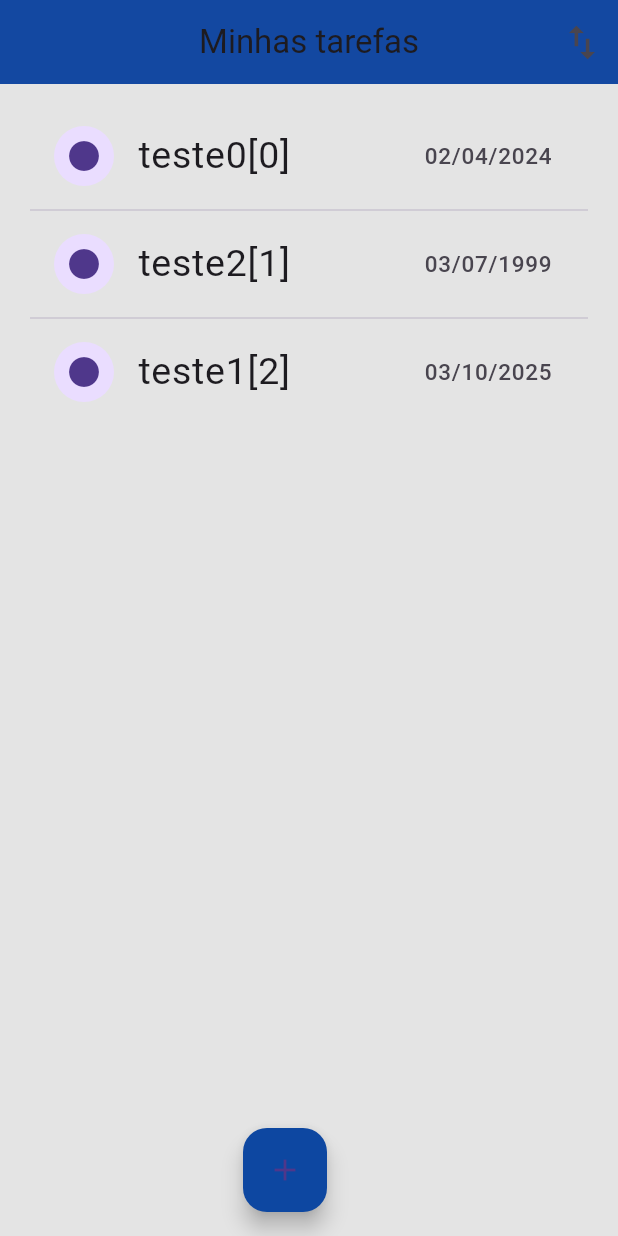
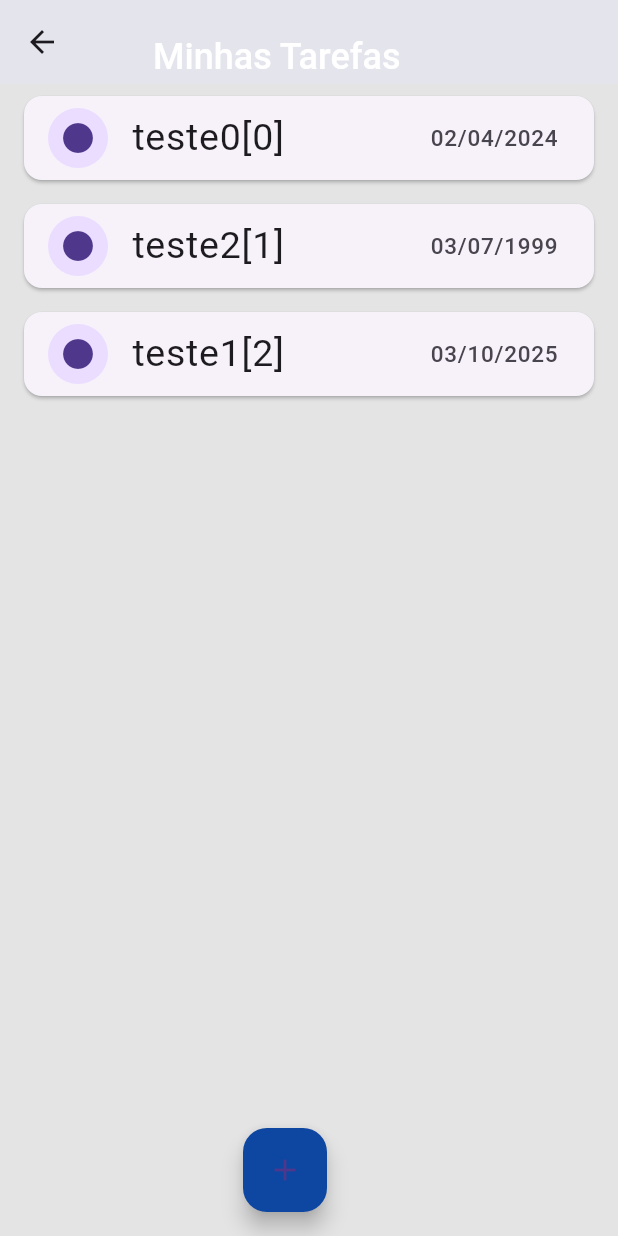
Before and after one commit to lucasmoraesb/projeto-dispositivos-moveis, a Flutter app: the TarefasPage screen opened directly, on a phone screen of 412 x 824 dp. Run offline on Flutter 3.47's test engine with Material 3 defaults, Android fonts, the phone set to English and light mode, and no system bars.

Commit message:
UI, calendário, descrição da conclusão, exclusão - Entrega 1

```diff
--- a/lib/pages/favoritas_page.dart
+++ b/lib/pages/favoritas_page.dart
@@ -17,6 +17,7 @@
       appBar: AppBar(
         centerTitle: true,
         title: Text('Tarefas favoritadas'),
+        backgroundColor: Colors.blue.shade800,
       ),
       body: Container(
         height: MediaQuery.of(context).size.height,
--- a/lib/pages/tarefas_page.dart
+++ b/lib/pages/tarefas_page.dart
@@ -20,19 +20,25 @@
   appBarDinamica() {
     if (selecionadas.isEmpty) {
       return AppBar(
-        centerTitle: true,
-        title: const Text('Minhas tarefas'),
-        actions: [
-          IconButton(
-            onPressed: () => {}, // Precisa Implementar
-            icon: const Icon(
-              Icons.swap_vert,
-              size: 30,
+        title: const Padding(
+          padding: EdgeInsets.only(top: 20.0), // Adiciona padding-top
+          child: Text(
+            'Minhas Tarefas',
+            style: TextStyle(
+              fontSize: 24,
+              fontWeight: FontWeight.w500,
+              fontFamily: 'Roboto',
             ),
           ),
-        ],
+        ),
         elevation: 2,
-        backgroundColor: Colors.blue.shade900,
+        backgroundColor: Colors.blueGrey[50],
+        titleTextStyle: const TextStyle(
+          fontSize: 24,
+          fontWeight: FontWeight.w500,
+          fontFamily: 'Roboto',
+        ),
+        titleSpacing: 46, // Alinha o título à esquerda
       );
     } else {
       return AppBar(
@@ -45,7 +51,7 @@
           },
         ),
         centerTitle: true,
-        title: Text('Quantidade: ${selecionadas.length}'),
+        title: Text('Tarefas: ${selecionadas.length}'),
         actions: [
           IconButton(
             onPressed: () {
@@ -61,13 +67,7 @@
             icon: const Icon(
               Icons.star,
               size: 25,
-            ),
-          ),
-          IconButton(
-            onPressed: () => {}, // Precisa Implementar o sort
-            icon: const Icon(
-              Icons.swap_vert,
-              size: 25,
+              color: Colors.amber,
             ),
           ),
         ],
@@ -97,6 +97,12 @@
     });
   }
 
+  excluirTarefa(Tarefa tarefa) {
+    setState(() {
+      TarefasRepository.tabela.remove(tarefa);
+    });
+  }
+
   @override
   Widget build(BuildContext context) {
     favoritas = Provider.of<TarefasFavoritasRepository>(context);
@@ -104,19 +110,25 @@
 
     return Scaffold(
       appBar: appBarDinamica(),
-      body: ListView.separated(
-        itemBuilder: (BuildContext context, int tarefa) {
-          return ListTile(
+      body: ListView.builder(
+        itemCount: tabela.length,
+        itemBuilder: (BuildContext context, int index) {
+          final tarefa = tabela[index];
+          return Card(
+            margin: EdgeInsets.symmetric(vertical: 8, horizontal: 16),
+            child: Column(
+              children: [
+                ListTile(
                   shape: const RoundedRectangleBorder(
                     borderRadius: BorderRadius.all(Radius.circular(15)),
                   ),
-            leading: (selecionadas.contains(tabela[tarefa]))
+                  leading: (selecionadas.contains(tarefa))
                       ? const CircleAvatar(
                           child: Icon(Icons.check),
                         )
                       : CircleAvatar(
                           child: Icon(
-                      tabela[tarefa].status == 'Concluído'
+                            tarefa.status == 'Concluído'
                                 ? Icons.check_circle
                                 : Icons.circle,
                           ),
@@ -125,45 +137,68 @@
                     children: [
                       Expanded(
                         child: Text(
-                    tabela[tarefa].nome,
+                          tarefa.nome,
                           style: const TextStyle(
                             fontSize: 25,
                           ),
                         ),
                       ),
-                if (favoritas.lista.contains(tabela[tarefa]))
+                      if (favoritas.lista.contains(tarefa))
                         Icon(Icons.star, color: Colors.amber, size: 25),
                     ],
                   ),
                   trailing: Text(
-              DateFormat('dd/MM/yyyy').format(tabela[tarefa].data),
+                    DateFormat('dd/MM/yyyy').format(tarefa.data),
                     style: const TextStyle(
                       fontSize: 15,
                     ),
                   ),
-            selected: selecionadas.contains(tabela[tarefa]),
+                  selected: selecionadas.contains(tarefa),
                   selectedTileColor: const Color(0xff4a61e7),
                   onLongPress: () {
                     setState(() {
-                (selecionadas.contains(tabela[tarefa]))
-                    ? selecionadas.remove(tabela[tarefa])
-                    : selecionadas.add(tabela[tarefa]);
+                      (selecionadas.contains(tarefa))
+                          ? selecionadas.remove(tarefa)
+                          : selecionadas.add(tarefa);
                     });
                   },
                   onTap: () {
                     selecionadas.isEmpty
-                  ? mostrarDetalhes(tabela[tarefa])
+                        ? mostrarDetalhes(tarefa)
                         : setState(() {
-                      (selecionadas.contains(tabela[tarefa]))
-                          ? selecionadas.remove(tabela[tarefa])
-                          : selecionadas.add(tabela[tarefa]);
+                            (selecionadas.contains(tarefa))
+                                ? selecionadas.remove(tarefa)
+                                : selecionadas.add(tarefa);
                           });
                   },
+                ),
+                if (tarefa.status == 'Concluído')
+                  Padding(
+                    padding: const EdgeInsets.only(
+                        left: 16.0, right: 16.0, bottom: 8.0),
+                    child: Row(
+                      mainAxisAlignment: MainAxisAlignment.spaceBetween,
+                      children: [
+                        Expanded(
+                          child: Text(
+                            tarefa.descricao,
+                            style: TextStyle(
+                              fontSize: 16,
+                              color: Colors.black54,
+                            ),
+                          ),
+                        ),
+                        IconButton(
+                          icon: Icon(Icons.delete, color: Colors.red),
+                          onPressed: () => excluirTarefa(tarefa),
+                        ),
+                      ],
+                    ),
+                  ),
+              ],
+            ),
           );
         },
-        padding: const EdgeInsets.all(20),
-        separatorBuilder: (_, ___) => const Divider(),
-        itemCount: tabela.length,
       ),
       floatingActionButton: Align(
         alignment: Alignment.bottomCenter,
```
Also changed, not shown: lib/pages/home_page.dart (+96 -10 lines). Lines whose indentation alone changed are shown as unchanged.
